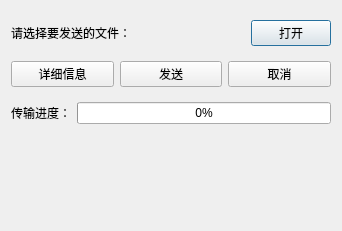
The window that tcpserver.ui (qiqiding/mychat) describes before a commit, drawn with Qt 5.
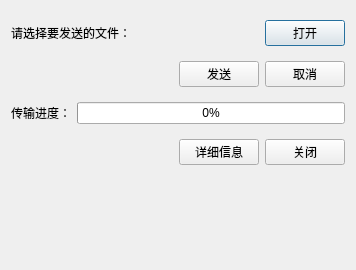
The same window after the commit. Icons and pictures are not drawn.

Patch:
```diff
--- a/tcpserver.ui
+++ b/tcpserver.ui
@@ -6,8 +6,8 @@
    <rect>
     <x>0</x>
     <y>0</y>
-    <width>342</width>
-    <height>231</height>
+    <width>356</width>
+    <height>270</height>
    </rect>
   </property>
   <property name="maximumSize">
@@ -58,14 +58,17 @@
    <item row="1" column="0">
     <layout class="QHBoxLayout" name="horizontalLayout">
      <item>
-      <widget class="QPushButton" name="pushButton">
-       <property name="text">
-        <string>详细信息</string>
+      <spacer name="horizontalSpacer_3">
+       <property name="orientation">
+        <enum>Qt::Horizontal</enum>
        </property>
-       <property name="checkable">
-        <bool>true</bool>
+       <property name="sizeHint" stdset="0">
+        <size>
+         <width>40</width>
+         <height>20</height>
+        </size>
        </property>
-      </widget>
+      </spacer>
      </item>
      <item>
       <widget class="QPushButton" name="serverSendBtn">
@@ -102,6 +105,40 @@
     </layout>
    </item>
    <item row="3" column="0">
+    <layout class="QHBoxLayout" name="horizontalLayout_3">
+     <item>
+      <spacer name="horizontalSpacer">
+       <property name="orientation">
+        <enum>Qt::Horizontal</enum>
+       </property>
+       <property name="sizeHint" stdset="0">
+        <size>
+         <width>40</width>
+         <height>20</height>
+        </size>
+       </property>
+      </spacer>
+     </item>
+     <item>
+      <widget class="QPushButton" name="pushButton">
+       <property name="text">
+        <string>详细信息</string>
+       </property>
+       <property name="checkable">
+        <bool>true</bool>
+       </property>
+      </widget>
+     </item>
+     <item>
+      <widget class="QPushButton" name="pushButton_2">
+       <property name="text">
+        <string>关闭</string>
+       </property>
+      </widget>
+     </item>
+    </layout>
+   </item>
+   <item row="4" column="0">
     <widget class="QLabel" name="serverStatusLabel">
      <property name="maximumSize">
       <size>
```
